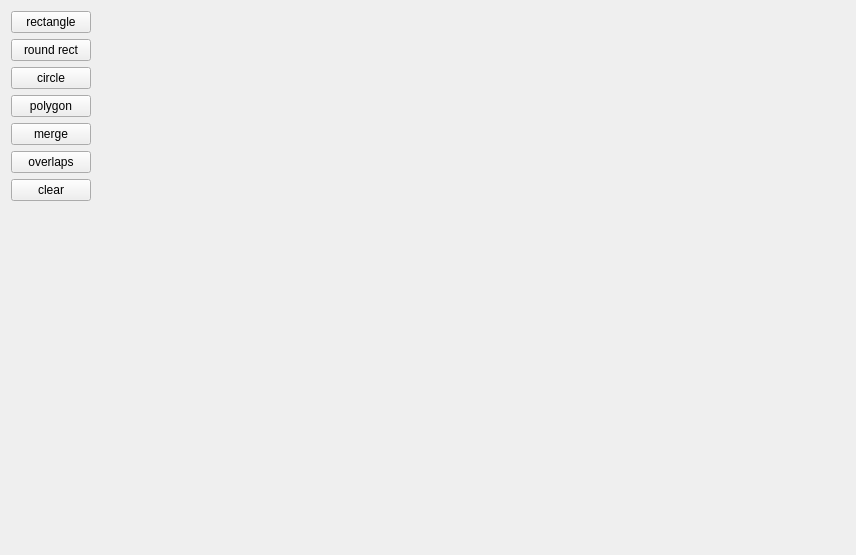
This is res/ui/qtlaboratory.ui in Radicas/Crane as Qt 5 draws it before an edit. The edited form follows.
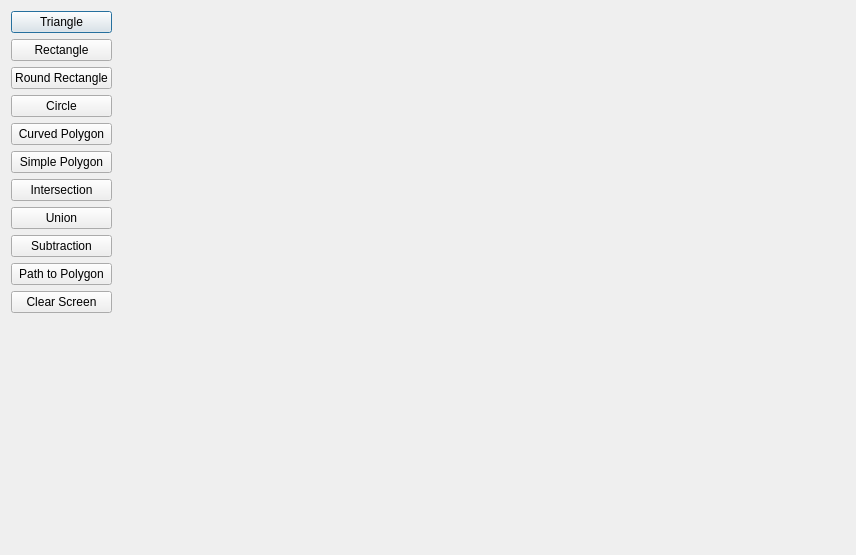
This is the edited form.

Patch:
```diff
--- a/res/ui/qtlaboratory.ui
+++ b/res/ui/qtlaboratory.ui
@@ -16,10 +16,17 @@
   <layout class="QHBoxLayout" name="horizontalLayout" stretch="1,11">
    <item>
     <layout class="QVBoxLayout" name="verticalLayout">
+     <item>
+      <widget class="QPushButton" name="trianlgeBtn">
+       <property name="text">
+        <string>Triangle</string>
+       </property>
+      </widget>
+     </item>
      <item>
       <widget class="QPushButton" name="rectBtn">
        <property name="text">
-        <string>rectangle</string>
+        <string>Rectangle</string>
        </property>
        <property name="autoDefault">
         <bool>false</bool>
@@ -29,7 +36,7 @@
      <item>
       <widget class="QPushButton" name="roundRectBtn">
        <property name="text">
-        <string>round rect</string>
+        <string>Round Rectangle</string>
        </property>
        <property name="autoDefault">
         <bool>false</bool>
@@ -39,7 +46,7 @@
      <item>
       <widget class="QPushButton" name="circleBtn">
        <property name="text">
-        <string>circle</string>
+        <string>Circle</string>
        </property>
        <property name="autoDefault">
         <bool>false</bool>
@@ -49,7 +56,7 @@
      <item>
       <widget class="QPushButton" name="polygonBtn">
        <property name="text">
-        <string>polygon</string>
+        <string>Curved Polygon</string>
        </property>
        <property name="autoDefault">
         <bool>false</bool>
@@ -59,8 +66,22 @@
      <item>
       <widget class="QPushButton" name="mergeBtn">
        <property name="text">
-        <string>merge</string>
+        <string>Simple Polygon</string>
        </property>
+      </widget>
+     </item>
+     <item>
+      <widget class="QPushButton" name="intersectBtn">
+       <property name="text">
+        <string>Intersection</string>
+       </property>
+      </widget>
+     </item>
+     <item>
+      <widget class="QPushButton" name="unionBtn">
+       <property name="text">
+        <string>Union</string>
+       </property>
        <property name="autoDefault">
         <bool>false</bool>
        </property>
@@ -69,17 +90,24 @@
      <item>
       <widget class="QPushButton" name="overlapsBtn">
        <property name="text">
-        <string>overlaps</string>
+        <string>Subtraction</string>
        </property>
        <property name="autoDefault">
         <bool>false</bool>
        </property>
       </widget>
      </item>
+     <item>
+      <widget class="QPushButton" name="pathToPolygonBtn">
+       <property name="text">
+        <string>Path to Polygon</string>
+       </property>
+      </widget>
+     </item>
      <item>
       <widget class="QPushButton" name="clearBtn">
        <property name="text">
-        <string>clear</string>
+        <string>Clear Screen</string>
        </property>
        <property name="autoDefault">
         <bool>false</bool>
```
Left out of the diff: 6 changed lines with no effect on the pictures.
